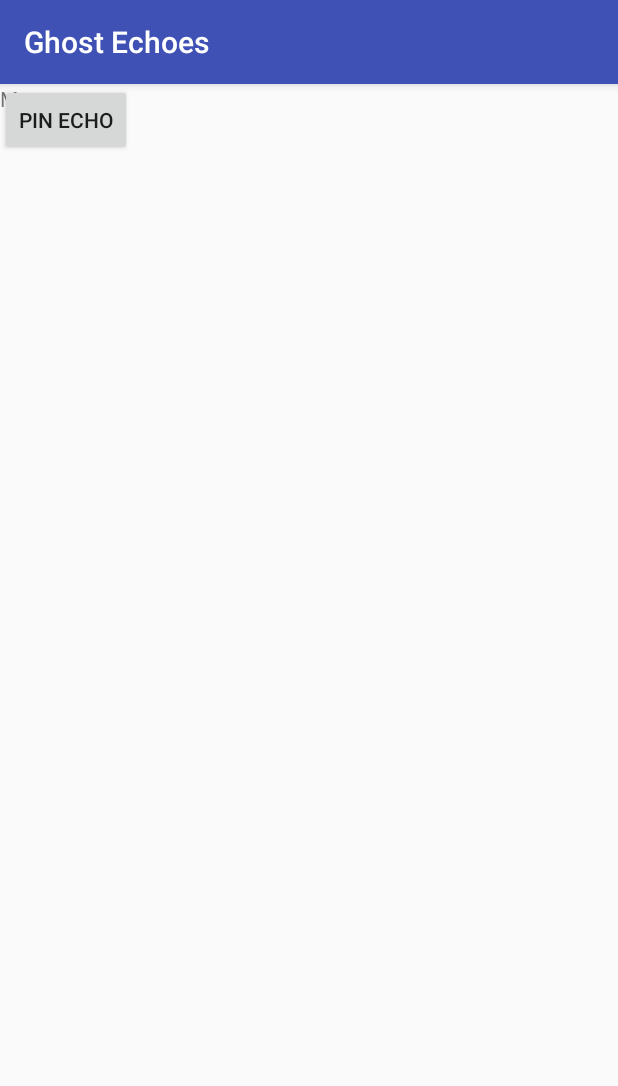
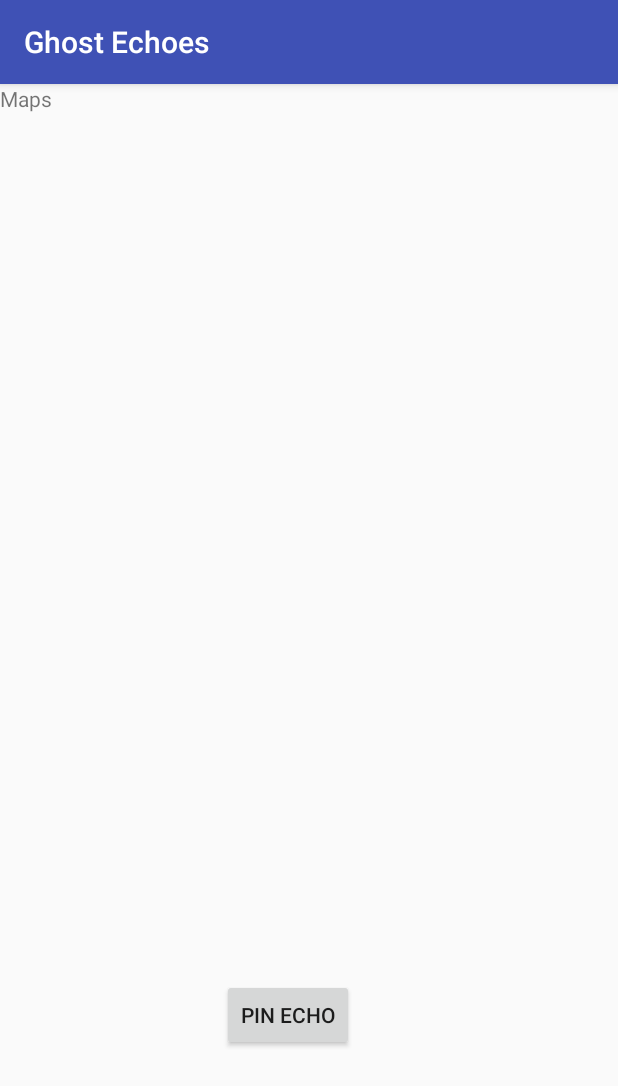
Before and after one commit to aljyu/GhostEchoes, an Android app: the MapsActivity screen opened directly, with no data from a screen before it, on a phone screen of 412 x 824 dp. Shown: the top 1086 px of the screen. Run offline under Robolectric (Android 15) with nearby library versions, the phone set to English and light mode, and no system bars.

Commit message:
Returning for bitmap as byte array

```diff
--- a/GhostEchoes/app/src/main/java/com/example/ghostechoes/ghostechoes/MapsActivity.java
+++ b/GhostEchoes/app/src/main/java/com/example/ghostechoes/ghostechoes/MapsActivity.java
@@ -7,11 +7,14 @@ import android.net.Uri;
 import android.os.Bundle;
 import android.provider.MediaStore;
 import android.support.v7.app.AppCompatActivity;
+import android.util.Log;
 import android.view.View;
 import android.widget.Button;
 import android.widget.ImageView;
 import android.widget.Toast;
 
+import java.io.ByteArrayInputStream;
+import java.io.ByteArrayOutputStream;
 import java.io.File;
 
 /**
@@ -79,6 +82,7 @@ public class MapsActivity extends AppCompatActivity {
         if (requestCode == CAMERA_REQUEST && resultCode == RESULT_OK){
             Bitmap bp = (Bitmap) data.getExtras().get("data");
             imageView.setImageBitmap(bp);
+            byte[] bpdata = bitmapToByteArray(bp);
         } else {
             // Handle NullPointerException from Image Cancel
             Toast.makeText(getApplicationContext(), "Image Not Taken", Toast.LENGTH_LONG).show();
@@ -88,4 +92,12 @@ public class MapsActivity extends AppCompatActivity {
        // imageView.setImageDrawable(Drawable.createFromPath(path));
     }
 
+    /* Converts Bitmap to ByteArray for database storage
+     */
+    public static byte[] bitmapToByteArray(Bitmap bm) {
+        ByteArrayOutputStream outputStream = new ByteArrayOutputStream();
+        bm.compress(Bitmap.CompressFormat.PNG, 0, outputStream);
+        return outputStream.toByteArray();
+    }
+
 }
--- a/GhostEchoes/app/src/main/res/layout/maps_activity.xml
+++ b/GhostEchoes/app/src/main/res/layout/maps_activity.xml
@@ -19,15 +19,25 @@
         android:layout_height="wrap_content"
         android:layout_gravity="center_horizontal"
         android:text="Pin Echo"
-        tools:layout_editor_absoluteX="145dp"
-        tools:layout_editor_absoluteY="301dp" />
+        android:layout_marginLeft="148dp"
+        app:layout_constraintLeft_toLeftOf="parent"
+        android:layout_marginRight="8dp"
+        app:layout_constraintRight_toRightOf="parent"
+        app:layout_constraintHorizontal_bias="0.0"
+        app:layout_constraintBottom_toBottomOf="parent"
+        android:layout_marginBottom="123dp" />
 
     <ImageView
-        android:layout_width="350dp"
-        android:layout_height="300dp"
+        android:layout_width="355dp"
+        android:layout_height="239dp"
         android:id="@+id/image_view"
         android:layout_gravity="center_horizontal"
-        android:layout_marginTop="200dp"
-        />
+        app:layout_constraintTop_toTopOf="parent"
+        android:layout_marginTop="53dp"
+        android:layout_marginLeft="15dp"
+        app:layout_constraintLeft_toLeftOf="parent"
+        android:layout_marginRight="8dp"
+        app:layout_constraintRight_toRightOf="parent"
+        app:layout_constraintHorizontal_bias="0.0" />
 
 </android.support.constraint.ConstraintLayout>
```
